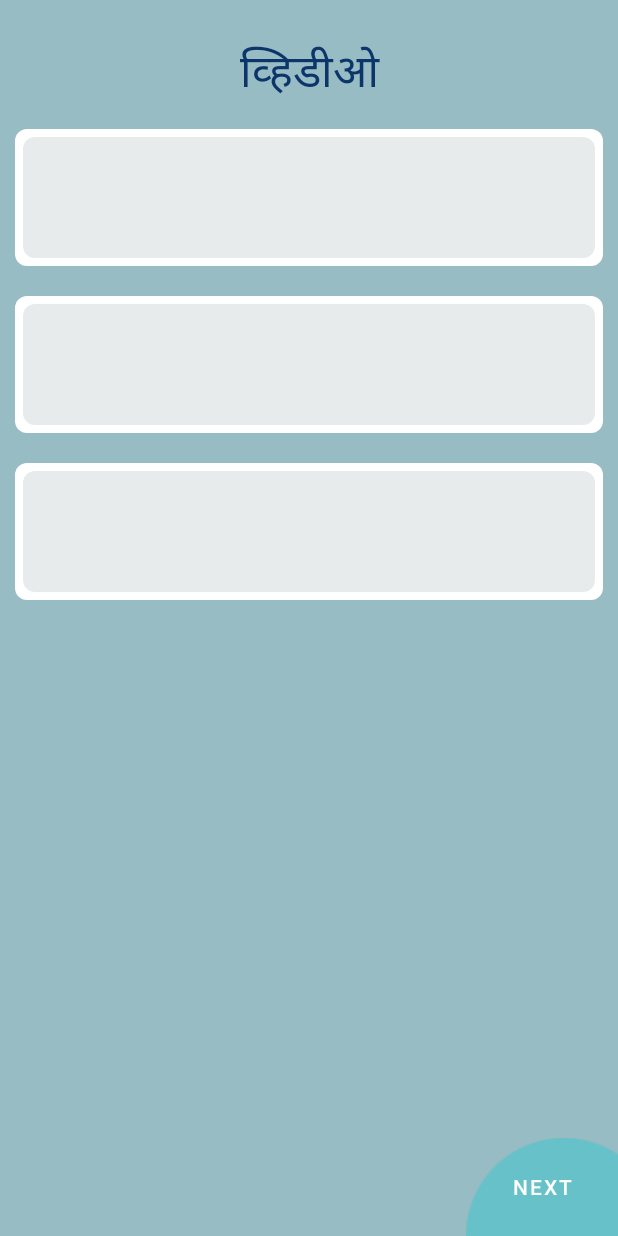
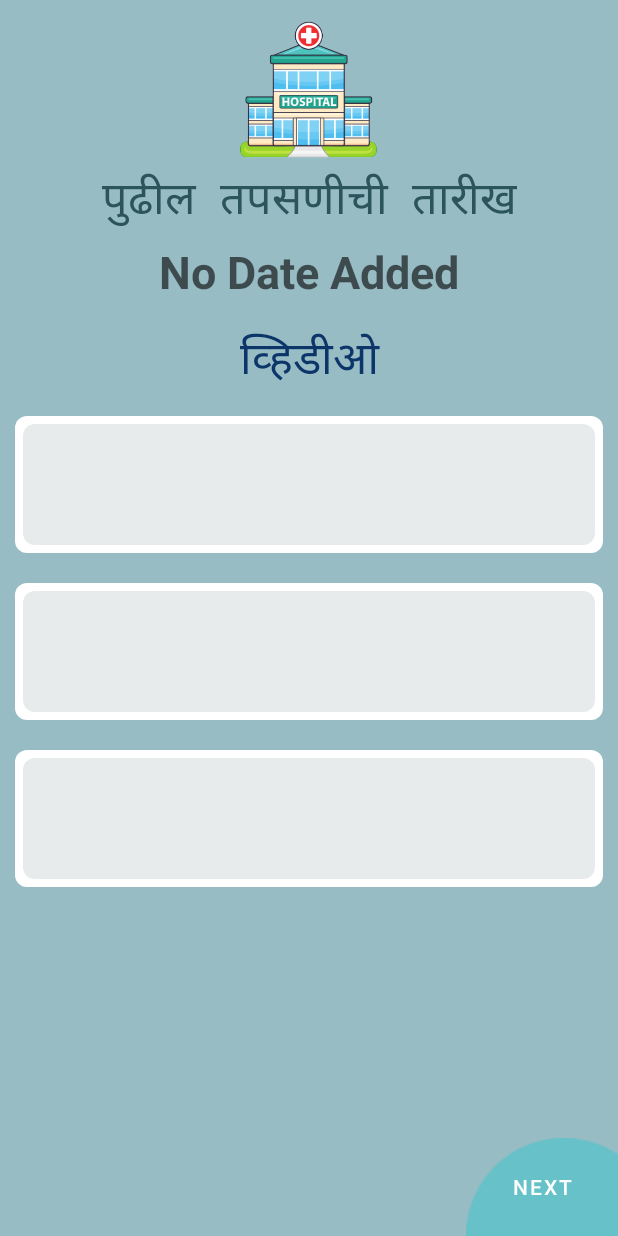
Before and after one commit to pt3002/Hemalkasa-App-Dev, an Android app: the layout video_main_screen.xml on its own in the app's theme, with its tools: preview values and no code run, on a phone screen of 412 x 824 dp. Run offline under Robolectric (Android 15) with nearby library versions, the phone set to English and light mode, and no system bars.

Commit message:
feat: Marathi added

```diff
--- a/app/src/main/java/com/hemalkasa/hemalkasa/Add_Medicines.java
+++ b/app/src/main/java/com/hemalkasa/hemalkasa/Add_Medicines.java
@@ -77,9 +77,9 @@ public class Add_Medicines extends AppCompatActivity {
             medicineRecyclerView.addItemDecoration(new DividerItemDecoration(medicineRecyclerView.getContext(), DividerItemDecoration.VERTICAL));  //Normal Horizontal Separator
 
             VisitDate.setText("शेवटच्या तपासणीची तारीख: " + historyIntent.getStringExtra("VISITING_DATE"));
-            POGWeeks.setText("POG Weeks: " + historyIntent.getStringExtra("POG_WEEKS"));
-            POGDays.setText("POG Days: " + historyIntent.getStringExtra("POG_DAYS"));
-            HB.setText("HB: " + historyIntent.getStringExtra("HB"));
+            POGWeeks.setText("गर्भधारणेचा कालावधी आठवडे: " + historyIntent.getStringExtra("POG_WEEKS"));
+            POGDays.setText("गर्भधारणेचा कालावधी दिवस: " + historyIntent.getStringExtra("POG_DAYS"));
+            HB.setText("हिमोग्लोबिन: " + historyIntent.getStringExtra("HB"));
             NextVisitDate.setText("पुढील तपसणीची तारीख: " + historyIntent.getStringExtra("NEXT_VISITING_DATE"));
 
                 // Disabling the editable field
--- a/app/src/main/res/layout/video_main_screen.xml
+++ b/app/src/main/res/layout/video_main_screen.xml
@@ -8,26 +8,81 @@
     android:background="@color/background_all_pages"
     tools:context=".Video_MainScreen">
 
+    <ImageView
+        android:id="@+id/lokbiradriHospital"
+        android:layout_width="wrap_content"
+        android:layout_height="100dp"
+        android:layout_marginTop="10dp"
+        android:background="@drawable/transparent_background"
+        android:scaleType="fitCenter"
+        android:src="@drawable/lokbiradri_hospital"
+        app:layout_constraintEnd_toEndOf="parent"
+        app:layout_constraintStart_toStartOf="parent"
+        app:layout_constraintTop_toTopOf="parent" />
+
+    <com.hemalkasa.hemalkasa.MarathiTextView
+        android:id="@+id/textView2"
+        android:layout_width="wrap_content"
+        android:layout_height="wrap_content"
+        android:gravity="center"
+        android:text="पुढील तपसणीची तारीख"
+        android:paddingVertical="5dp"
+        android:textColor="@color/buttonColor"
+        android:textSize="30sp"
+        android:textStyle="italic"
+        app:layout_constraintEnd_toEndOf="parent"
+        app:layout_constraintHorizontal_bias="0.5"
+        app:layout_constraintStart_toStartOf="parent"
+        app:layout_constraintTop_toBottomOf="@+id/lokbiradriHospital"/>
+
+<!--    <TextView-->
+<!--        android:id="@+id/textView2"-->
+<!--        android:layout_width="wrap_content"-->
+<!--        android:layout_height="wrap_content"-->
+<!--        android:gravity="center"-->
+<!--        android:text="Next Visit Date"-->
+<!--        android:textColor="@color/buttonColor"-->
+<!--        android:textSize="30sp"-->
+<!--        android:textStyle="italic"-->
+<!--        app:layout_constraintEnd_toEndOf="parent"-->
+<!--        app:layout_constraintHorizontal_bias="0.5"-->
+<!--        app:layout_constraintStart_toStartOf="parent"-->
+<!--        app:layout_constraintTop_toBottomOf="@+id/lokbiradriHospital" />-->
+
+    <TextView
+        android:id="@+id/visitDate"
+        android:layout_width="wrap_content"
+        android:layout_height="wrap_content"
+        android:gravity="center"
+        android:hint="No Date Added"
+        android:textColor="@color/buttonColor"
+        android:textSize="30sp"
+        android:textStyle="bold"
+        app:layout_constraintHorizontal_bias="0.5"
+        app:layout_constraintEnd_toEndOf="parent"
+        app:layout_constraintStart_toStartOf="parent"
+        app:layout_constraintTop_toBottomOf="@+id/textView2" />
+
     <com.hemalkasa.hemalkasa.MarathiTextView
         android:id="@+id/Title"
         android:layout_width="match_parent"
         android:layout_height="wrap_content"
-        android:layout_marginTop="25dp"
+        android:layout_marginTop="15dp"
         android:text="व्हिडीओ"
         android:textAlignment="center"
         android:textColor="@color/secondary"
-        android:padding="5dp"
         android:textSize="30dp"
+        android:paddingVertical="5dp"
         android:textStyle="bold"
         app:layout_constraintEnd_toEndOf="parent"
         app:layout_constraintStart_toStartOf="parent"
-        app:layout_constraintTop_toTopOf="parent"/>
+        app:layout_constraintTop_toBottomOf="@+id/visitDate"/>
 
 <!--    <TextView-->
 <!--        android:id="@+id/Title"-->
 <!--        android:layout_width="match_parent"-->
 <!--        android:layout_height="wrap_content"-->
-<!--        android:layout_marginTop="25dp"-->
+<!--        android:layout_marginTop="15dp"-->
 <!--        android:text="Videos"-->
 <!--        android:textAlignment="center"-->
 <!--        android:textColor="@color/secondary"-->
@@ -35,7 +90,7 @@
 <!--        android:textStyle="bold"-->
 <!--        app:layout_constraintEnd_toEndOf="parent"-->
 <!--        app:layout_constraintStart_toStartOf="parent"-->
-<!--        app:layout_constraintTop_toTopOf="parent" />-->
+<!--        app:layout_constraintTop_toBottomOf="@+id/visitDate"/>-->
 
     <androidx.recyclerview.widget.RecyclerView
         android:id="@+id/VideoRecycler"
```
Also changed, not shown: app/src/main/java/com/hemalkasa/hemalkasa/Patient_Registration_Page1.java (+45 -135 lines), app/src/main/java/com/hemalkasa/hemalkasa/Patient_Registration_Page2.java (+8 -6 lines).
